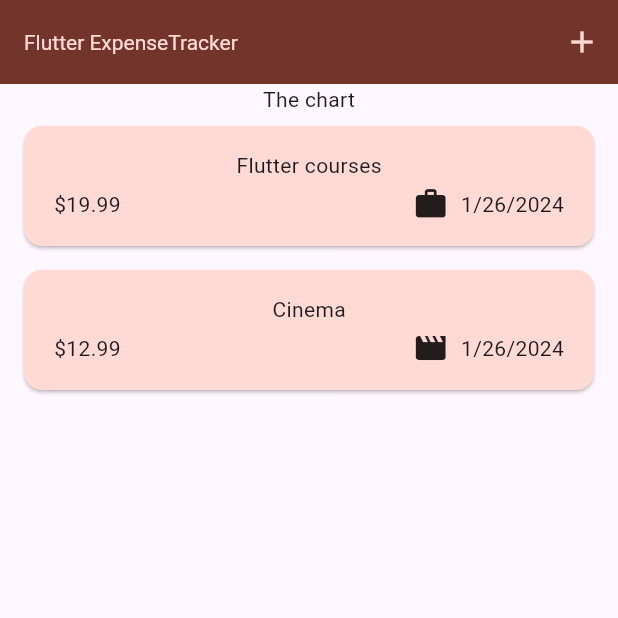
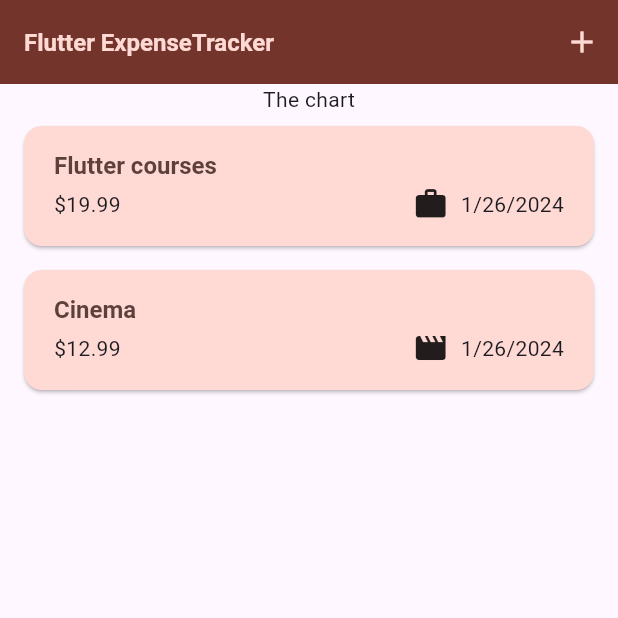
Before and after one commit to HugoLaurent/flutter-exo-3, a Flutter app: the screen it shows after launch, on a phone screen of 412 x 824 dp, the top half of it. Run offline on Flutter 3.47's test engine with Material 3 defaults, Android fonts, the phone set to English and light mode, and no system bars.

Commit message:
Refactor theme and style configurations

```diff
--- a/lib/widgets/expense_list/expense_item.dart
+++ b/lib/widgets/expense_list/expense_item.dart
@@ -16,8 +16,12 @@ class ExpenseItem extends StatelessWidget {
           vertical: 16,
         ),
         child: Column(
+          crossAxisAlignment: CrossAxisAlignment.start,
           children: [
-            Text(expense.title),
+            Text(
+              expense.title,
+              style: Theme.of(context).textTheme.titleLarge,
+            ),
             const SizedBox(height: 4),
             Row(
               children: [
--- a/lib/widgets/expense_list/expense_list.dart
+++ b/lib/widgets/expense_list/expense_list.dart
@@ -20,6 +20,11 @@ class ExpensesList extends StatelessWidget {
       itemCount: expenses.length,
       itemBuilder: (ctx, index) => Dismissible(
         key: ValueKey(expenses[index]),
+        background: Container(
+            color: Theme.of(context).colorScheme.error.withOpacity(.7),
+            margin: EdgeInsets.symmetric(
+              horizontal: Theme.of(context).cardTheme.margin!.horizontal,
+            )),
         onDismissed: (direction) {
           onRemoveExpense(expenses[index]);
         },
```
Also changed, not shown: lib/main.dart (+31 -6 lines).
